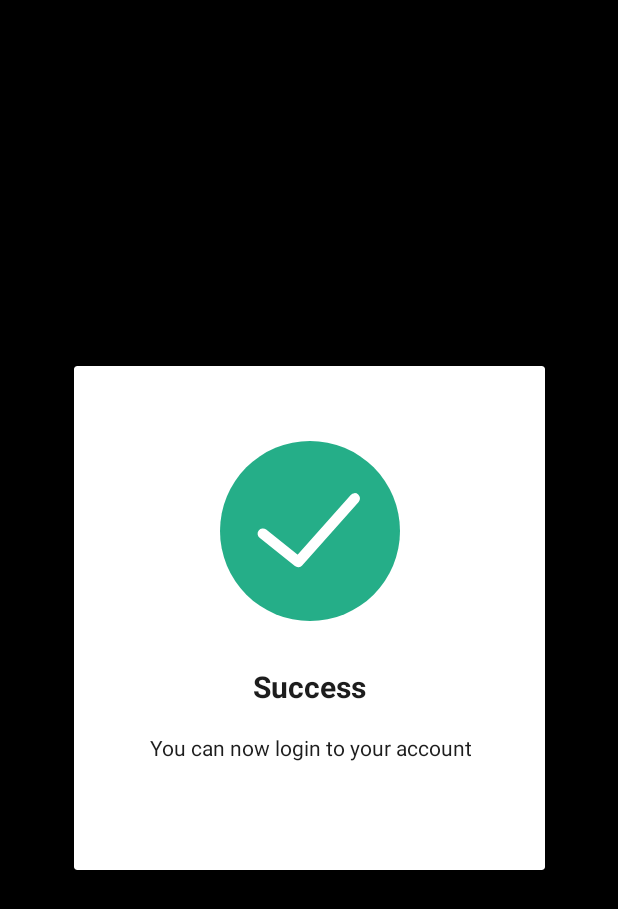
After one commit to skaradimitriou/Moviepedia, an Android app: the layout account_success_view.xml on its own in the app's theme, with its tools: preview values and no code run, on a phone screen of 412 x 824 dp. The commit adds this screen. Shown: the top 909 px of the screen. Run offline under Robolectric (Android 15) with nearby library versions, the phone set to English and light mode, and no system bars.

Commit message:
Login Functionality | Firebase Authentication

```diff
--- a/app/build.gradle
+++ b/app/build.gradle
@@ -42,6 +42,9 @@ dependencies {
 
     //cardview
     implementation "androidx.cardview:cardview:1.0.0"
+
+    //circle ImageView
+    implementation 'de.hdodenhof:circleimageview:3.1.0'
 }
 
 //firebase
--- a/app/src/main/AndroidManifest.xml
+++ b/app/src/main/AndroidManifest.xml
@@ -10,6 +10,7 @@
         android:supportsRtl="true"
         android:theme="@style/AppTheme">
         <activity android:name=".Dashboard"></activity>
+        <activity android:name=".PersonaliseAccount" />
         <activity android:name=".IntroScreen" />
         <activity android:name=".SplashScreen">
             <intent-filter>
--- /dev/null
+++ b/app/src/main/res/layout/account_success_view.xml
@@ -0,0 +1,71 @@
+<?xml version="1.0" encoding="utf-8"?>
+<androidx.constraintlayout.widget.ConstraintLayout xmlns:android="http://schemas.android.com/apk/res/android"
+    xmlns:app="http://schemas.android.com/apk/res-auto"
+    android:layout_width="match_parent"
+    android:layout_height="match_parent"
+    android:background="#000000">
+
+    <androidx.cardview.widget.CardView
+        android:id="@+id/card_view"
+        android:layout_width="314dp"
+        android:layout_height="336dp"
+        android:layout_gravity="center"
+        android:background="#fff"
+        app:layout_constraintBottom_toBottomOf="parent"
+        app:layout_constraintLeft_toLeftOf="parent"
+        app:layout_constraintRight_toRightOf="parent"
+        app:layout_constraintTop_toTopOf="parent">
+
+        <androidx.constraintlayout.widget.ConstraintLayout
+            android:layout_width="match_parent"
+            android:layout_height="match_parent">
+
+            <ImageView
+                android:id="@+id/successIcon"
+                android:layout_width="120dp"
+                android:layout_height="120dp"
+                android:layout_marginTop="50dp"
+                android:src="@drawable/ic_success"
+                app:layout_constraintLeft_toLeftOf="parent"
+                app:layout_constraintRight_toRightOf="parent"
+                app:layout_constraintTop_toTopOf="parent" />
+
+            <TextView
+                android:id="@+id/successTxt"
+                android:layout_width="wrap_content"
+                android:layout_height="wrap_content"
+                android:layout_marginTop="30dp"
+                android:fontFamily="sans-serif"
+                android:gravity="center_horizontal"
+                android:text="Success"
+                android:textColor="#1d1d1d"
+                android:textSize="20sp"
+                android:textStyle="bold"
+                app:layout_constraintLeft_toLeftOf="parent"
+                app:layout_constraintRight_toRightOf="parent"
+                app:layout_constraintTop_toBottomOf="@id/successIcon" />
+
+            <TextView
+                android:id="@+id/redirect_txt"
+                android:layout_width="wrap_content"
+                android:layout_height="wrap_content"
+                android:layout_marginLeft="30dp"
+                android:layout_marginTop="17dp"
+                android:layout_marginRight="30dp"
+                android:fontFamily="sans-serif"
+                android:gravity="center_horizontal"
+                android:lineSpacingExtra="3sp"
+                android:text="You can now login to your account"
+                android:textColor="#1d1d1d"
+                android:textSize="14sp"
+                android:textStyle="normal"
+                app:layout_constraintLeft_toLeftOf="parent"
+                app:layout_constraintRight_toRightOf="parent"
+                app:layout_constraintTop_toBottomOf="@+id/successTxt" />
+
+
+        </androidx.constraintlayout.widget.ConstraintLayout>
+
+    </androidx.cardview.widget.CardView>
+
+</androidx.constraintlayout.widget.ConstraintLayout>
```
Also changed, not shown: app/src/main/java/com/stathis/moviepedia/IntroScreen.kt (+43 -14 lines), app/src/main/java/com/stathis/moviepedia/PersonaliseAccount.kt (added, +12 -0 lines), app/src/main/res/layout/activity_dashboard.xml (+3 -12 lines), app/src/main/res/layout/activity_personalise_account.xml (added, +127 -0 lines).
